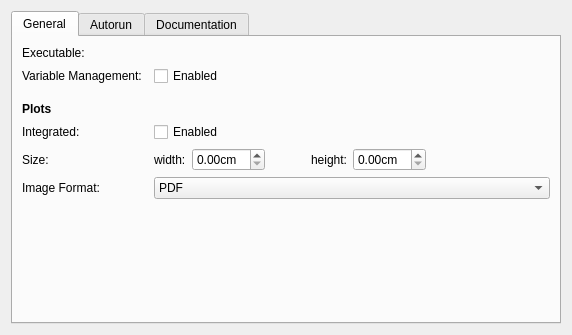
Old version of the form src/backends/octave/settings.ui in the repository KDE/cantor.
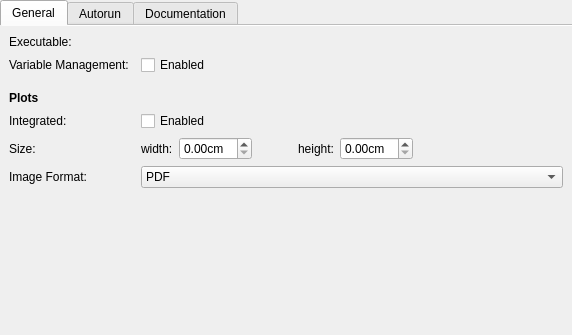
New version of the form. Custom widgets are drawn as their Qt base class.

Commit message:
Remove some frames from the settings
And unify some margins with other KDE apps.

```diff
--- a/src/backends/octave/settings.ui
+++ b/src/backends/octave/settings.ui
@@ -11,11 +11,26 @@
    </rect>
   </property>
   <layout class="QVBoxLayout" name="verticalLayout_2">
+   <property name="leftMargin">
+    <number>0</number>
+   </property>
+   <property name="topMargin">
+    <number>0</number>
+   </property>
+   <property name="rightMargin">
+    <number>0</number>
+   </property>
+   <property name="bottomMargin">
+    <number>0</number>
+   </property>
    <item>
     <widget class="QTabWidget" name="tabWidget">
      <property name="currentIndex">
       <number>0</number>
      </property>
+     <property name="documentMode">
+      <bool>true</bool>
+     </property>
      <widget class="QWidget" name="tabGeneral">
       <attribute name="title">
        <string>General</string>
```
The commit also changes 10 other files.
